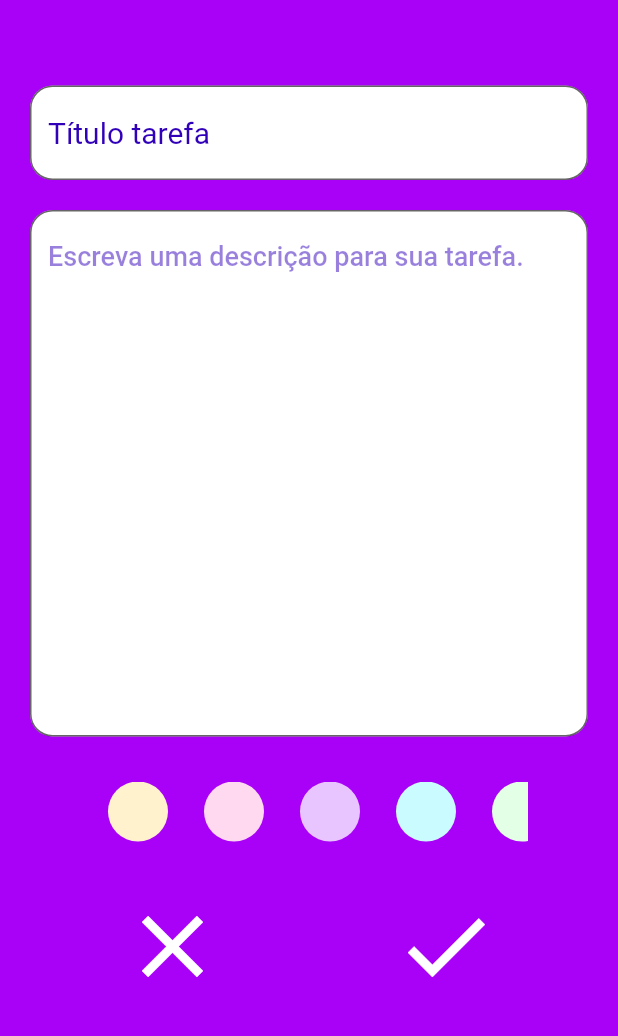
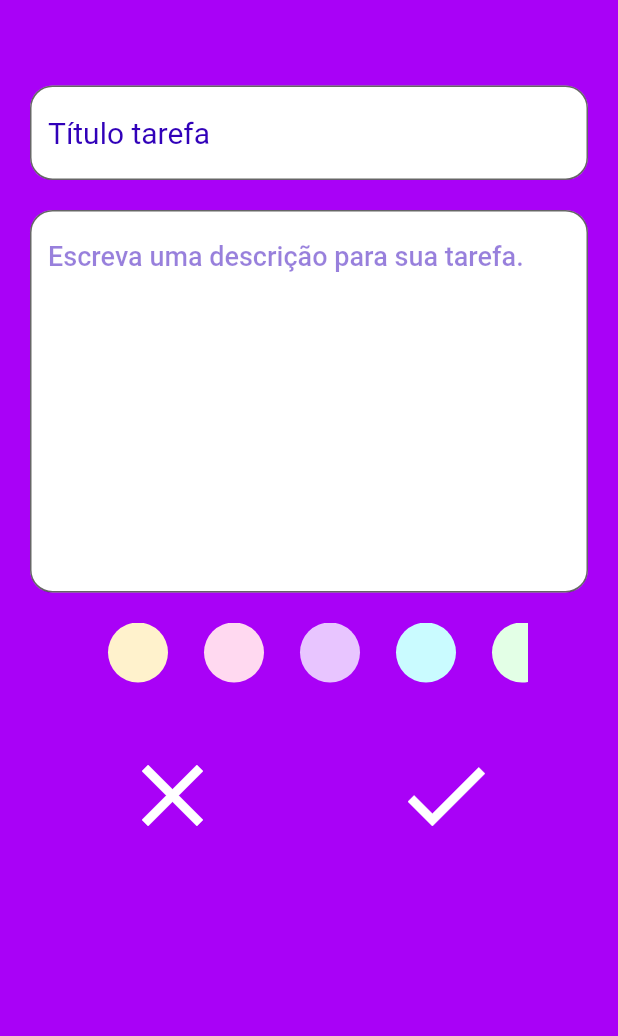
Before and after one commit to PauloRafaelSousaAlves/App_TODO-lovepeople, a Flutter app: the NovaTarefa screen opened directly, on a phone screen of 412 x 824 dp, the part 177-1213 px from its top. Run offline on Flutter 3.47's test engine with Material 2 defaults, Android fonts, the phone set to English and light mode, and no system bars; our stand-ins replace shared_preferences; accounts and stored records are empty.

Commit message:
alterando Pagina NovaTarefa

```diff
--- a/lib/Model/Model_Geral.dart
+++ b/lib/Model/Model_Geral.dart
@@ -103,6 +103,4 @@ class DeleteItem {
       }
     });
   }
-
-  getLogin() {}
 }
--- a/lib/View/paginaNovaTarefa.dart
+++ b/lib/View/paginaNovaTarefa.dart
@@ -30,6 +30,7 @@ class _NovaTarefaState extends State<NovaTarefa> {
                 key: _formkey,
                 child: Padding(
                   padding: const EdgeInsets.all(20.0),
+                  child: SingleChildScrollView(
                     child: Column(
                         crossAxisAlignment: CrossAxisAlignment.center,
                         mainAxisAlignment: MainAxisAlignment.center,
@@ -81,12 +82,9 @@ class _NovaTarefaState extends State<NovaTarefa> {
                                   borderRadius: BorderRadius.circular(15)),
                             ),
                           ),
-                        const SizedBox(
-                          height: 20,
-                        ),
-                        Expanded(
-                          child: SizedBox(
-                            height: 200,
+                          const SizedBox(height: 20),
+                          SizedBox(
+                            height: 255,
                             child: TextFormField(
                               keyboardType: TextInputType.multiline,
                               maxLines: 50,
@@ -117,28 +115,31 @@ class _NovaTarefaState extends State<NovaTarefa> {
                               ),
                             ),
                           ),
+                          Padding(
+                            padding: const EdgeInsets.only(top: 10),
+                            child: Container(
+                              alignment: AlignmentDirectional.topStart,
+                              child: mapaDeCores(),
+                              margin: const EdgeInsets.only(
+                                top: 10,
+                                left: 40,
+                                right: 40,
+                              ),
+                              height: 40,
+                            ),
                           ),
                           const SizedBox(
-                          height: 20,
-                        ),
-                        Container(
-                          alignment: AlignmentDirectional.center,
-                          child: mapaDeCores(),
-                          margin: const EdgeInsets.only(
-                              top: 10, left: 40, right: 40),
                             height: 40,
                           ),
-                        const SizedBox(
-                          height: 15,
-                        ),
                           Padding(
-                          padding: const EdgeInsets.all(20.0),
+                            padding: const EdgeInsets.only(bottom: 20.0),
                             child: Row(
                               mainAxisAlignment: MainAxisAlignment.center,
                               children: [
                                 ElevatedButton(
                                     style: ButtonStyle(
-                                    backgroundColor: MaterialStateProperty.all(
+                                      backgroundColor:
+                                          MaterialStateProperty.all(
                                               Colors.transparent),
                                       elevation: MaterialStateProperty.all(0),
                                     ),
@@ -159,7 +160,8 @@ class _NovaTarefaState extends State<NovaTarefa> {
                                         backgroundColor:
                                             MaterialStateProperty.all(
                                                 Colors.transparent),
-                                      elevation: MaterialStateProperty.all(0)),
+                                        elevation:
+                                            MaterialStateProperty.all(0)),
                                     onPressed: () {
                                       String title = _controlerTitle.text;
                                       String assignment =
@@ -195,6 +197,7 @@ class _NovaTarefaState extends State<NovaTarefa> {
                             ),
                           ),
                         ]),
+                  ),
                 ),
               ),
               Container(
```
Lines whose indentation alone changed are shown as unchanged.
